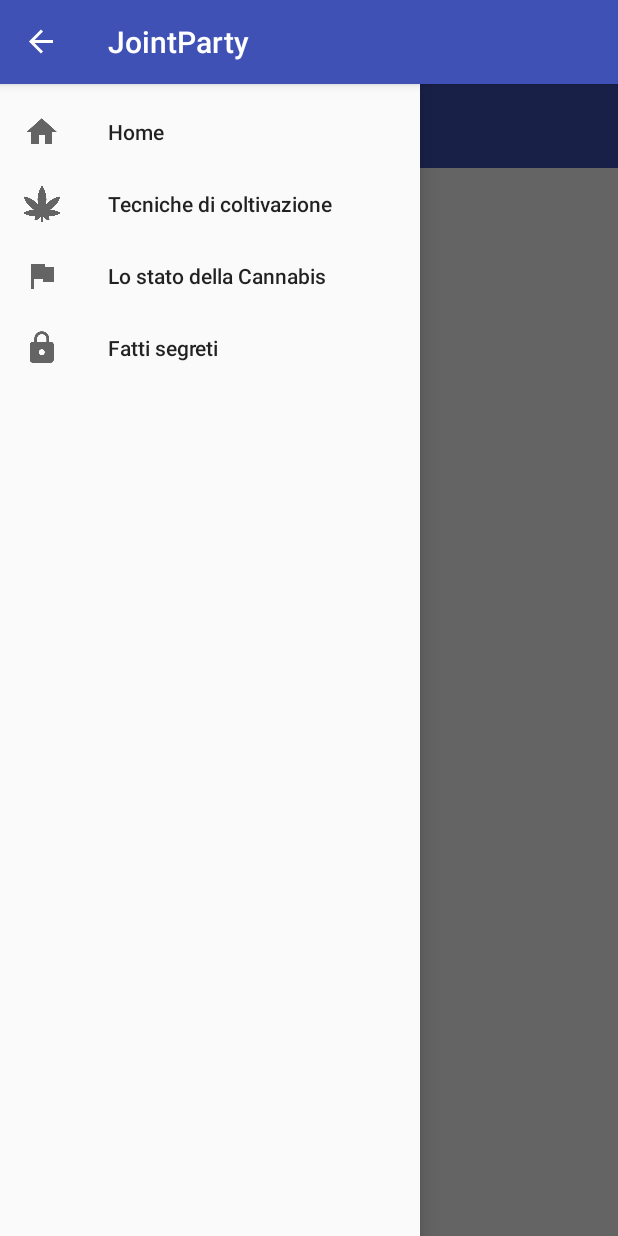
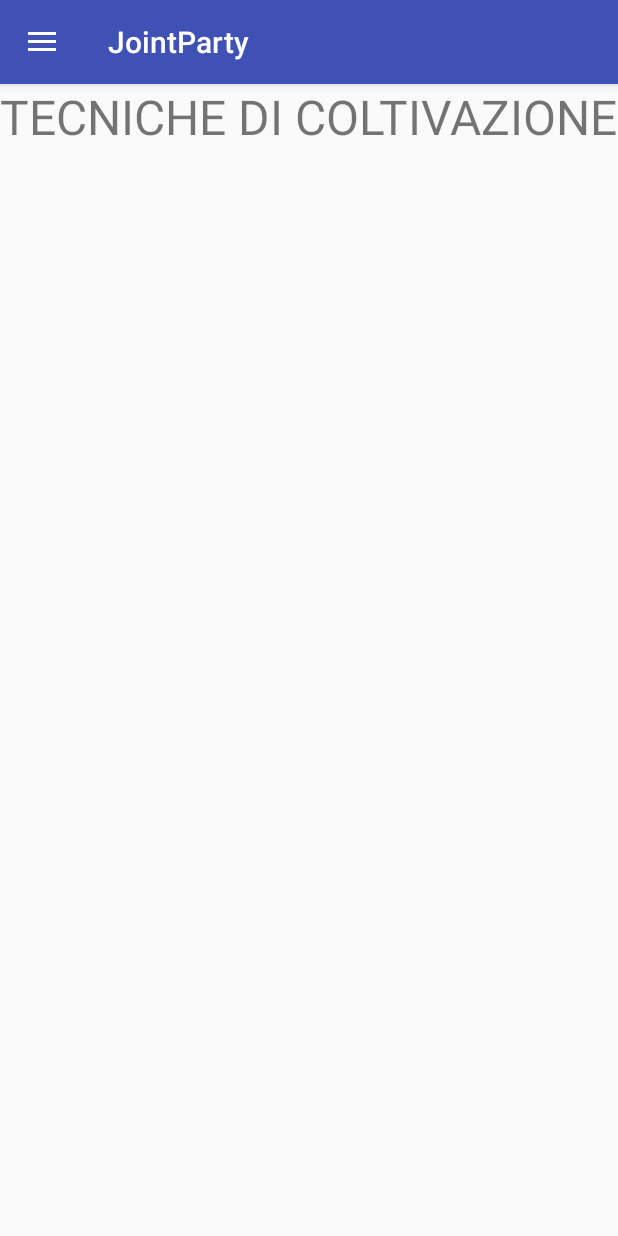
Before and after one commit to xxKira/JointParty, an Android app: the screen it shows after launch (MainActivity), in the side drawer, after a tap on "Tecniche di coltivazione", on a phone screen of 412 x 824 dp. Run offline under Robolectric (Android 15) with nearby library versions, the phone set to English and light mode, and no system bars.

Commit message:
Joint Party

```diff
--- a/app/src/main/java/com/example/tiarh/jointparty/MainActivity.java
+++ b/app/src/main/java/com/example/tiarh/jointparty/MainActivity.java
@@ -1,43 +1,88 @@
 package com.example.tiarh.jointparty;
 
+import android.support.annotation.NonNull;
+import android.support.design.widget.NavigationView;
+import android.support.v4.view.GravityCompat;
 import android.support.v4.widget.DrawerLayout;
 import android.support.v7.app.ActionBarDrawerToggle;
 import android.support.v7.app.AppCompatActivity;
 import android.os.Bundle;
 import android.view.MenuItem;
-import android.widget.Toolbar;
+import android.widget.TextView;
+import android.widget.Toast;
 
-public class MainActivity extends AppCompatActivity {
+public class MainActivity extends AppCompatActivity implements NavigationView.OnNavigationItemSelectedListener {
 
     private DrawerLayout mDrawerLayout;
     private ActionBarDrawerToggle mToggle;
+    private NavigationView navigationView;
 
-//    private Toolbar mToolbar;
+    public static TextView home_txt;
+
 
     @Override
     protected void onCreate(Bundle savedInstanceState) {
         super.onCreate(savedInstanceState);
         setContentView(R.layout.activity_main);
 
- //       Toolbar mToolbar = (Toolbar)findViewById(R.id.nav_action);
-//        setSupportActionBar(mToolbar);
+        home_txt = findViewById(R.id.home_txt);
+
+
+        ////////////////////////// MENU LATERALE //////////////////////////
 
         mDrawerLayout = (DrawerLayout) findViewById(R.id.drawerLayout);
         mToggle = new ActionBarDrawerToggle(this, mDrawerLayout, R.string.apri, R.string.chiudi);
+        navigationView = (NavigationView) findViewById(R.id.nav_menu);
 
         mDrawerLayout.addDrawerListener(mToggle);
         mToggle.syncState();
+        navigationView.setNavigationItemSelectedListener(this);
 
         getSupportActionBar().setDisplayHomeAsUpEnabled(true);
     }
 
+
+
+    ////////////////////////// MENU LATERALE //////////////////////////
+
     @Override
     public boolean onOptionsItemSelected(MenuItem item) {
-
         if(mToggle.onOptionsItemSelected(item)) {
             return true;
         }
-
         return super.onOptionsItemSelected(item);
     }
+
+    @Override
+    public void onBackPressed() {
+        if(mDrawerLayout.isDrawerOpen(GravityCompat.START)) {
+            mDrawerLayout.closeDrawer(GravityCompat.START);
+        } else {
+            super.onBackPressed();
+        }
+    }
+
+    @Override
+    public boolean onNavigationItemSelected(@NonNull MenuItem item) {
+        switch(item.getItemId()){
+            case R.id.nav_home:
+                Toast.makeText(getApplicationContext(), "HOME", Toast.LENGTH_LONG).show();
+                home_txt.setText("HOME");
+                break;
+            case R.id.nav_coltivazione:
+                Toast.makeText(getApplicationContext(), "TECNICHE DI COLTIVAZIONE", Toast.LENGTH_LONG).show();
+                home_txt.setText("TECNICHE DI COLTIVAZIONE");
+                break;
+            case R.id.nav_leggi:
+                Toast.makeText(getApplicationContext(), "LO STATO DELLA CANNABIS", Toast.LENGTH_LONG).show();
+                home_txt.setText("LO STATO DELLA CANNABIS");
+                break;
+            case R.id.nav_fatti_segreti:
+                Toast.makeText(getApplicationContext(), "FATTI SEGRETI", Toast.LENGTH_LONG).show();
+                home_txt.setText("FATTI SEGRETI");
+                break;
+        }
+        mDrawerLayout.closeDrawer(GravityCompat.START);
+        return true;
+    }
 }
--- a/app/src/main/res/layout/activity_main.xml
+++ b/app/src/main/res/layout/activity_main.xml
@@ -12,12 +12,8 @@
         android:layout_height="match_parent"
         android:orientation="vertical">
 
-        <include layout="@layout/navigation_action"
-            android:layout_width="match_parent"
-            android:layout_height="wrap_content"/>
-
         <TextView
-            android:id="@+id/textView2"
+            android:id="@+id/home_txt"
             android:layout_width="wrap_content"
             android:layout_height="wrap_content"
             android:layout_weight="1"
@@ -27,6 +23,7 @@
     </LinearLayout>
 
     <android.support.design.widget.NavigationView
+        android:id="@+id/nav_menu"
         android:layout_width="wrap_content"
         android:layout_height="match_parent"
         android:layout_gravity="start"
--- a/app/src/main/res/menu/navigation_menu.xml
+++ b/app/src/main/res/menu/navigation_menu.xml
@@ -1,15 +1,15 @@
 <?xml version="1.0" encoding="utf-8"?>
 <menu xmlns:android="http://schemas.android.com/apk/res/android">
 
-    <item android:id="@+id/nav_account"
+    <item android:id="@+id/nav_home"
         android:title="Home"
-        android:icon="@mipmap/baseline_home_black_24"/>
+        android:icon="@mipmap/baseline_home_black_24" />
 
-    <item android:id="@+id/nav_setting"
+    <item android:id="@+id/nav_coltivazione"
         android:title="Tecniche di coltivazione"
         android:icon="@mipmap/marijuana"/>
 
-    <item android:id="@+id/nav_logout"
+    <item android:id="@+id/nav_leggi"
         android:title="Lo stato della Cannabis"
         android:icon="@mipmap/baseline_flag_black_24"/>
 
```
